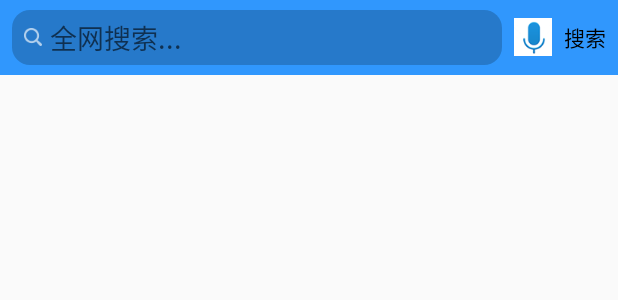
After one commit to likailikailikai/XiangMuOne, an Android app: the layout activity_search.xml on its own in the app's theme, with its tools: preview values and no code run, on a phone screen of 412 x 824 dp. The commit adds this screen. Shown: the top 300 px of the screen. Run offline under Robolectric (Android 15) with nearby library versions, the phone set to English and light mode, and no system bars.

Commit message:
搜索页面的布局文件

```diff
--- a/app/src/main/java/myapplicatio/atguigu/com/xiangmuone/service/MusicPlayerService.java
+++ b/app/src/main/java/myapplicatio/atguigu/com/xiangmuone/service/MusicPlayerService.java
@@ -109,6 +109,11 @@ public class MusicPlayerService extends Service {
         @Override
         public String getAudioPath() throws RemoteException {
             return mediaItem.getData();
+        }
+
+        @Override
+        public int getAudioSessionId() throws RemoteException {
+            return mediaPlayer.getAudioSessionId();
         }
     };
     private ArrayList<MediaItem> mediaItems;
--- a/app/src/main/java/myapplicatio/atguigu/com/xiangmuone/view/TitleBarView.java
+++ b/app/src/main/java/myapplicatio/atguigu/com/xiangmuone/view/TitleBarView.java
@@ -1,6 +1,7 @@
 package myapplicatio.atguigu.com.xiangmuone.view;
 
 import android.content.Context;
+import android.content.Intent;
 import android.util.AttributeSet;
 import android.view.View;
 import android.widget.ImageView;
@@ -10,6 +11,7 @@ import android.widget.TextView;
 import android.widget.Toast;
 
 import myapplicatio.atguigu.com.xiangmuone.R;
+import myapplicatio.atguigu.com.xiangmuone.activity.SearchActivity;
 
 /**
  * Created by Baby on 2017/1/6.
@@ -43,7 +45,9 @@ public class TitleBarView extends LinearLayout implements View.OnClickListener{
     public void onClick(View view) {
         switch (view.getId()){
             case R.id.tv_search:
-                Toast.makeText(mContext,"搜索",Toast.LENGTH_SHORT).show();
+               // Toast.makeText(mContext,"搜索",Toast.LENGTH_SHORT).show();
+                Intent intent = new Intent(mContext, SearchActivity.class);
+                mContext.startActivity(intent);
                 break;
             case R.id.rl_game:
                 Toast.makeText(mContext,"游戏",Toast.LENGTH_SHORT).show();
--- /dev/null
+++ b/app/src/main/res/layout/activity_search.xml
@@ -0,0 +1,56 @@
+<?xml version="1.0" encoding="utf-8"?>
+<LinearLayout xmlns:android="http://schemas.android.com/apk/res/android"
+    xmlns:tools="http://schemas.android.com/tools"
+    android:id="@+id/activity_search"
+    android:layout_width="match_parent"
+    android:layout_height="match_parent"
+    android:orientation="vertical"
+    tools:context="myapplicatio.atguigu.com.xiangmuone.activity.SearchActivity">
+
+    <LinearLayout xmlns:android="http://schemas.android.com/apk/res/android"
+        android:layout_width="match_parent"
+        android:layout_height="50dp"
+        android:background="#ff3097fd"
+        android:gravity="center_vertical"
+        android:orientation="horizontal">
+
+
+        <EditText
+            android:id="@+id/et_search"
+            android:layout_width="wrap_content"
+            android:layout_height="wrap_content"
+            android:layout_marginLeft="8dp"
+            android:layout_weight="1"
+            android:background="@drawable/tv_search_selector"
+            android:clickable="true"
+            android:drawableLeft="@drawable/tv_search_drawable"
+            android:drawablePadding="5dp"
+            android:hint="全网搜索..."
+            android:textColor="@drawable/tv_search_textcolor" />
+
+
+        <ImageView
+            android:id="@+id/iv_voice"
+            android:layout_width="wrap_content"
+            android:layout_height="wrap_content"
+            android:layout_marginLeft="8dp"
+            android:layout_marginRight="8dp"
+            android:src="@drawable/voice_empty" />
+
+        <TextView
+            android:id="@+id/tv_search"
+            android:layout_width="wrap_content"
+            android:layout_height="wrap_content"
+            android:layout_marginRight="8dp"
+            android:text="搜索"
+            android:textColor="#000000"
+            android:textSize="14sp" />
+
+    </LinearLayout>
+
+    <ListView
+        android:id="@+id/listview"
+        android:layout_width="match_parent"
+        android:layout_height="match_parent"></ListView>
+
+</LinearLayout>
--- a/settings.gradle
+++ b/settings.gradle
@@ -1 +1 @@
-include ':app', ':startallvideoplayer', ':vitamio-sample', ':vitamio', ':xutils', ':xUtils3-master', ':Android-MaterialRefreshLayout-master', ':MaterialRefresh_library', ':AgoraDemo', ':SurfaceViewDemo', ':binderService'
+include ':app', ':startallvideoplayer', ':vitamio-sample', ':vitamio', ':xutils', ':xUtils3-master', ':Android-MaterialRefreshLayout-master', ':MaterialRefresh_library', ':AgoraDemo', ':SurfaceViewDemo', ':binderService', ':Android应用源码音乐实时跳动频谱显示Demo'
```
Also changed, not shown: app/src/main/AndroidManifest.xml (+8 -3 lines), app/src/main/java/myapplicatio/atguigu/com/xiangmuone/MainActivity.java (+25 -0 lines), app/src/main/java/myapplicatio/atguigu/com/xiangmuone/activity/SearchActivity.java (added, +56 -0 lines), app/src/main/java/myapplicatio/atguigu/com/xiangmuone/activity/SystemAudioPlayerActivity.java (+84 -46 lines), app/src/main/java/myapplicatio/atguigu/com/xiangmuone/view/BaseVisualizerView.java (added, +177 -0 lines), app/src/main/java/myapplicatio/atguigu/com/xiangmuone/view/LyricShowView.java (+25 -1 lines), app/src/main/res/layout/activity_system_audio_player.xml (+11 -4 lines), app/src/main/res/layout/activity_welcome.xml (+2 -6 lines), app/src/main/aidl/myapplicatio/atguigu/com/xiangmuone/IMusicPlayerSevice.aidl, app/src/main/res/drawable-hdpi/huanying.jpg (added).
